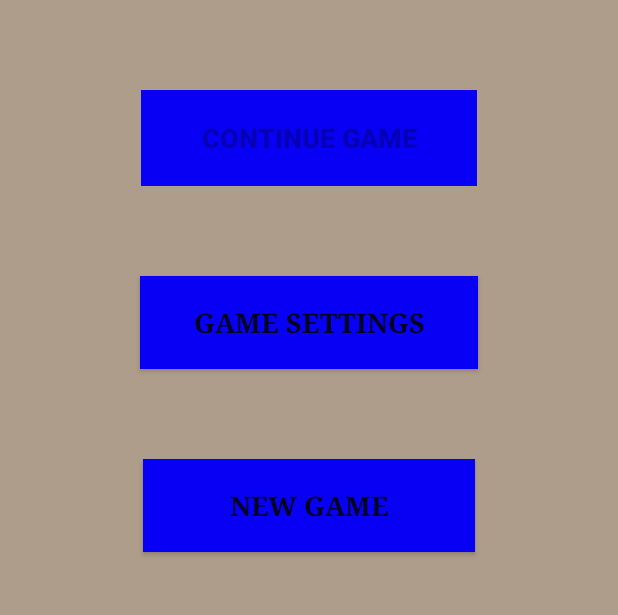
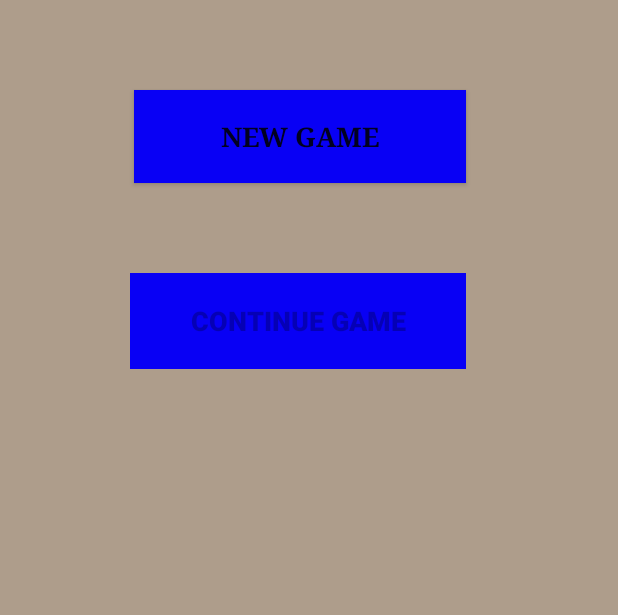
Before and after one commit to SabauGeorge97/Licenta2, an Android app: the screen it shows after launch (MainActivity), on a phone screen of 412 x 824 dp, the part 332-947 px from its top. Run offline under Robolectric (Android 15) with nearby library versions, the phone set to English and light mode, and no system bars.

Commit message:
My project

```diff
--- a/app/src/main/AndroidManifest.xml
+++ b/app/src/main/AndroidManifest.xml
@@ -29,7 +29,5 @@
         <activity
             android:name=".TwoPlayersStatisticActivity"
             android:screenOrientation="portrait"/>
-        <activity android:name=".ParametersActivity"></activity>
     </application>
-
 </manifest>
--- a/app/src/main/java/com/example/myapplication/MainActivity.java
+++ b/app/src/main/java/com/example/myapplication/MainActivity.java
@@ -1,19 +1,15 @@
 package com.example.myapplication;
 
 import android.content.Intent;
-import android.content.SharedPreferences;
-import android.graphics.Bitmap;
-import android.graphics.BitmapFactory;
 import android.support.v7.app.AppCompatActivity;
 import android.os.Bundle;
 import android.view.View;
 import android.widget.Button;
-import android.widget.ImageView;
+
 
 //pentru crearea de fisiere
 import java.io.File;
 
-import static com.example.myapplication.UtilParameter.*;
 
 public class  MainActivity extends AppCompatActivity {
 
@@ -23,22 +19,8 @@ public class  MainActivity extends AppCompatActivity {
     protected void onCreate(Bundle savedInstanceState) {
         super.onCreate(savedInstanceState);
         setContentView(R.layout.activity_main);
-        // Bitmap img = BitmapFactory.decodeResource(getResources(),R.drawable.logo);
-        //((ImageView) findViewById(R.id.logo)).setImageBitmap(img);
+    }
 
-        //accesam si modificam 'setarile'
-        SharedPreferences settings = getSharedPreferences(PREF_FILE_NAME,MODE_PRIVATE);
-
-        //setam 'shake-ul'
-        float detectShake = settings.getFloat(DEFAULT_DETECT_SHAKE,-100);
-        if(detectShake == -100)
-        {
-            SharedPreferences.Editor editor = settings.edit();
-         editor.putFloat(DEFAULT_DETECT_SHAKE,7f);
-         editor.putFloat(DEFAULT_DETECT_SHAKE,0.8f);
-         editor.apply();
-        }
-    }
 
     //"onStart"
     //apelata atunci cand activitatea devine vizibila utilizatorului
@@ -68,9 +50,4 @@ public class  MainActivity extends AppCompatActivity {
         intent.putExtra("savedGame",true);
         startActivity(intent);
     }
-
-    public void openParameters(View view){
-        Intent intent = new Intent(this,ParametersActivity.class);
-        startActivity(intent);
-    }
 }
--- a/app/src/main/java/com/example/myapplication/players/HumanPlayer.java
+++ b/app/src/main/java/com/example/myapplication/players/HumanPlayer.java
@@ -14,7 +14,6 @@ public class HumanPlayer extends Player {
 
     @Override
     public void rollDices(GameLogic gameLogic) {
-        gameLogic.setShakeEnable();
 
     }
 }
--- a/app/src/main/res/layout/activity_main.xml
+++ b/app/src/main/res/layout/activity_main.xml
@@ -26,8 +26,9 @@
         android:textSize="18sp"
         android:textStyle="bold"
         app:layout_constraintEnd_toEndOf="parent"
+        app:layout_constraintHorizontal_bias="0.465"
         app:layout_constraintStart_toStartOf="parent"
-        app:layout_constraintTop_toBottomOf="@+id/settings" />
+        app:layout_constraintTop_toBottomOf="@+id/imageView" />
 
     <Button
         android:id="@+id/continueGame"
@@ -45,41 +46,9 @@
         android:textSize="18sp"
         android:textStyle="bold"
         app:layout_constraintEnd_toEndOf="parent"
+        app:layout_constraintHorizontal_bias="0.456"
         app:layout_constraintStart_toStartOf="parent"
-        app:layout_constraintTop_toBottomOf="@+id/imageView" />
-
-    <!--    <ImageView
-        android:id="@+id/logo"
-        android:layout_width="match_parent"
-        android:layout_height="wrap_content"
-        android:layout_centerInParent="true"
-        android:layout_marginTop="8dp"
-        android:layout_marginBottom="96dp"
-        android:scaleType="fitCenter"
-        app:layout_constraintBottom_toTopOf="@+id/imageView"
-        app:layout_constraintTop_toTopOf="parent"
-        tools:layout_editor_absoluteX="16dp" /> -->
-
-    <Button
-        android:id="@+id/settings"
-        android:layout_width="225dp"
-        android:layout_height="62dp"
-        android:layout_centerInParent="true"
-        android:layout_centerHorizontal="true"
-
-        android:layout_marginStart="8dp"
-        android:layout_marginTop="60dp"
-        android:layout_marginEnd="8dp"
-        android:background="@color/buttonColor"
-        android:fontFamily="serif"
-        android:onClick="openParameters"
-        android:text="GAME SETTINGS"
-        android:textAppearance="@style/TextAppearance.AppCompat.Widget.Button"
-        android:textSize="18sp"
-        android:textStyle="bold"
-        app:layout_constraintEnd_toEndOf="parent"
-        app:layout_constraintStart_toStartOf="parent"
-        app:layout_constraintTop_toBottomOf="@+id/continueGame" />
+        app:layout_constraintTop_toBottomOf="@+id/newGame" />
 
     <ImageView
         android:id="@+id/imageView"
```
Also changed, not shown: app/src/main/java/com/example/myapplication/GameActivity.java (+9 -78 lines), app/src/main/java/com/example/myapplication/ParametersActivity.java (deleted, +0 -84 lines), app/src/main/java/com/example/myapplication/UtilParameter.java (deleted, +0 -11 lines), app/src/main/java/com/example/myapplication/gameLogic/GameLogic.java (+3 -15 lines), app/src/main/res/layout/activity_parameters.xml (deleted, +0 -103 lines), 1 other file.
